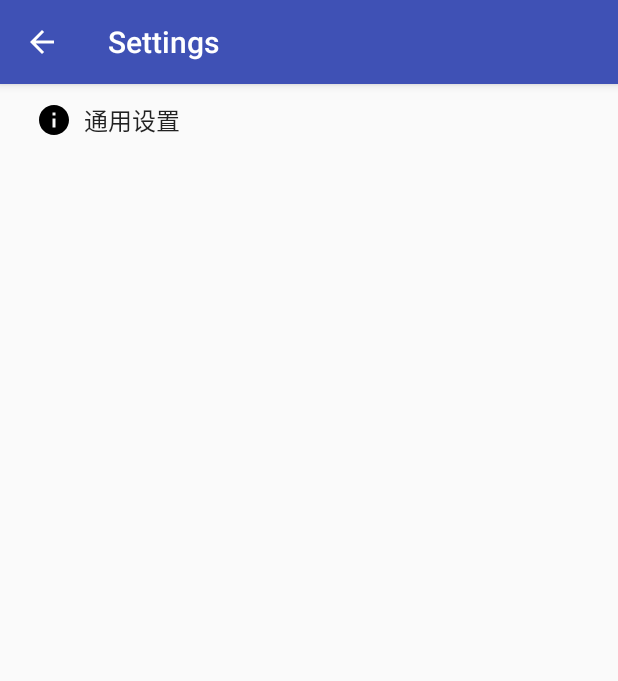
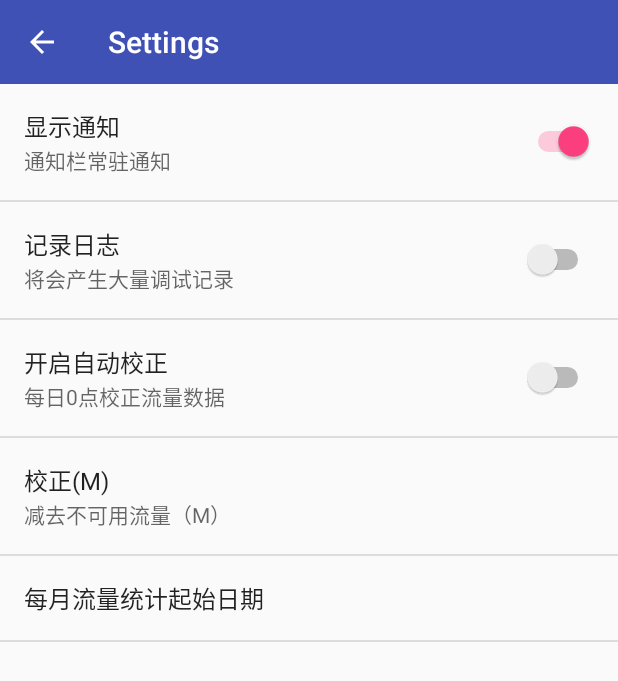
Before and after one commit to cnafan/AndroidNetworkTrafficStatistics, an Android app: the screen it shows after launch (SettingsActivity before the commit, SettingActivity after it), in the options menu, after a tap on "Settings", on a phone screen of 412 x 824 dp. Shown: the top 681 px of the screen. Run offline under Robolectric (Android 15) with nearby library versions, the phone set to English and light mode, and no system bars.

Commit message:
SettingActivity

```diff
--- a/app/src/main/java/com/example/small/flowstatistics/AlarmTimingStart.java
+++ b/app/src/main/java/com/example/small/flowstatistics/AlarmTimingStart.java
@@ -19,6 +19,7 @@ public class AlarmTimingStart extends Service {
     public IBinder onBind(Intent intent) {
         return null;
     }
+
     @Override
     public int onStartCommand(Intent intent, int flags, int startId) {
         Log.d("qiang", "AlarmTimingStart已启动");
@@ -26,7 +27,7 @@ public class AlarmTimingStart extends Service {
         AlarmManager alarmManager = (AlarmManager) getSystemService(ALARM_SERVICE);
         Intent intent1 = new Intent(this, AlarmReceiverTiming.class); //触发广播，广播回调此方法，实现循环
         PendingIntent pendingIntent = PendingIntent.getBroadcast(this, 0, intent1, PendingIntent.FLAG_UPDATE_CURRENT);
-        long triggerTime = SystemClock.elapsedRealtime() +3*60 * 1000; //每隔--秒触发一次
+        long triggerTime = SystemClock.elapsedRealtime() + 3 * 60 * 1000; //每隔--秒触发一次
         alarmManager.set(AlarmManager.ELAPSED_REALTIME_WAKEUP, triggerTime, pendingIntent);
         Log.d("qiang", "快速广播已发");
 
--- a/app/src/main/java/com/example/small/flowstatistics/BootReceiver.java
+++ b/app/src/main/java/com/example/small/flowstatistics/BootReceiver.java
@@ -34,6 +34,7 @@ public class BootReceiver extends BroadcastReceiver implements Notifications.Int
             show_notifiction(context, curdayflow);
         }
     }
+
     @Override
     public void show_notifiction(Context context, long curdayflow) {
 
--- a/app/src/main/java/com/example/small/flowstatistics/MainActivity.java
+++ b/app/src/main/java/com/example/small/flowstatistics/MainActivity.java
@@ -57,6 +57,17 @@ public class MainActivity extends AppCompatActivity implements View.OnClickListe
     private static final int RECEIVE_SMS_REQUEST_CODE = 2;
 
     @Override
+    protected void onResume() {
+        super.onResume();
+        SharedPreferences pref = getSharedPreferences("data", MODE_PRIVATE);
+        long remain_liuliang = pref.getLong("remain_liuliang", 0);
+        long all_liuliang = pref.getLong("all_liuliang", 0);
+        String textstr = "本月可用流量：" + new Formatdata().longtostring(all_liuliang) + "\n本月已用流量：" + new Formatdata().longtostring(all_liuliang - remain_liuliang) + "\n本月还剩流量：" + new Formatdata().longtostring(remain_liuliang);
+        textView = (TextView) findViewById(R.id.main);
+        textView.setText(textstr);
+    }
+
+    @Override
     protected void onCreate(Bundle savedInstanceState) {
         super.onCreate(savedInstanceState);
         setContentView(R.layout.activity_main);
@@ -98,6 +109,7 @@ public class MainActivity extends AppCompatActivity implements View.OnClickListe
         fab = (FloatingActionButton) findViewById(R.id.fab);
         fab.setOnClickListener(this);
     }
+
 
     @Override
     public void onRequestPermissionsResult(int requestCode, @NonNull String[] permissions, @NonNull int[] grantResults) {
@@ -146,13 +158,13 @@ public class MainActivity extends AppCompatActivity implements View.OnClickListe
         int id = item.getItemId();
         switch (id) {
             case R.id.action_settings:
-                Intent intent_setting = new Intent(this, SettingsActivity.class);
-                startActivity(intent_setting);
+                Intent settingintent = new Intent(MainActivity.this, SettingActivity.class);
+                startActivity(settingintent);
                 break;
             case R.id.log:
                 final AlertDialog.Builder alertDialog2 = new AlertDialog.Builder(this);
                 alertDialog2.setTitle("log");
-                String logstr=new FileManager().readLogFile(this,"log");
+                String logstr = new FileManager().readLogFile(this, "log");
                 alertDialog2.setMessage(logstr);
                 alertDialog2.setPositiveButton("OK", null);
                 alertDialog2.show();
--- /dev/null
+++ b/app/src/main/java/com/example/small/flowstatistics/SettingActivity.java
@@ -0,0 +1,117 @@
+package com.example.small.flowstatistics;
+
+import android.content.Context;
+import android.content.SharedPreferences;
+import android.os.Bundle;
+import android.preference.EditTextPreference;
+import android.preference.ListPreference;
+import android.preference.Preference;
+import android.preference.PreferenceActivity;
+import android.preference.PreferenceScreen;
+import android.preference.SwitchPreference;
+import android.support.v7.widget.Toolbar;
+import android.util.Log;
+import android.view.LayoutInflater;
+import android.view.View;
+import android.widget.LinearLayout;
+
+import java.io.FileOutputStream;
+import java.io.IOException;
+
+import static com.example.small.flowstatistics.R.xml.preferences;
+
+/**
+ * Created by small on 2016/11/16.
+ */
+
+public class SettingActivity extends PreferenceActivity implements SharedPreferences.OnSharedPreferenceChangeListener {
+
+    private EditTextPreference CheckEditTextPreference;
+    private SwitchPreference ShowNotificationSwitchPreference;
+    private SwitchPreference LogSwitchPreference;
+    private SwitchPreference AutomaticCheckSwitchPreference;
+    private ListPreference RemonthListPreference;
+
+
+    private void initPreferences() {
+        CheckEditTextPreference = (EditTextPreference) findPreference("check");
+        ShowNotificationSwitchPreference = (SwitchPreference) findPreference("ShowNotification");
+        AutomaticCheckSwitchPreference = (SwitchPreference) findPreference("AutomaticCheck");
+        LogSwitchPreference = (SwitchPreference) findPreference("log");
+        RemonthListPreference = (ListPreference) findPreference("remonth");
+    }
+
+    @Override
+    protected void onCreate(Bundle savedInstanceState) {
+        super.onCreate(savedInstanceState);
+        addPreferencesFromResource(preferences);
+
+        LinearLayout root = (LinearLayout) findViewById(android.R.id.list).getParent().getParent().getParent();
+        Toolbar bar = (Toolbar) LayoutInflater.from(this).inflate(R.layout.activity_toolbar, root, false);
+        root.addView(bar, 0); // insert at top
+        bar.setNavigationOnClickListener(new View.OnClickListener() {
+            @Override
+            public void onClick(View v) {
+                finish();
+            }
+        });
+        initPreferences();
+    }
+
+    @Override
+    protected void onResume() {
+        super.onResume();
+        SharedPreferences sharedPreferences = getPreferenceScreen().getSharedPreferences();
+        sharedPreferences.registerOnSharedPreferenceChangeListener(this);
+    }
+
+    @Override
+    protected void onPause() {
+        super.onPause();
+        // Unregister the listener whenever a key changes
+        getPreferenceScreen().getSharedPreferences().unregisterOnSharedPreferenceChangeListener(this);
+    }
+
+    @Override
+    public boolean onPreferenceTreeClick(PreferenceScreen preferenceScreen,
+                                         Preference preference) {
+        return false;
+    }
+
+    @Override
+    public void onSharedPreferenceChanged(SharedPreferences sharedPreferences, String key) {
+        if (key.equals("log")) {
+            //Toast.makeText(this, "", Toast.LENGTH_SHORT).show();
+            Log.d("qiang", "log change");
+            try {
+                writeFile(this,"log","");
+            } catch (IOException e) {
+                e.printStackTrace();
+            }
+
+        }
+        Log.d("qiang", "change");
+
+    }
+
+    //写数据
+    void writeFile(Context context, String fileName, String writestr) throws IOException {
+        try {/*
+            BufferedWriter fout = new BufferedWriter(new OutputStreamWriter(
+                    new FileOutputStream(fileName, true)));
+            /*** 追加文件：使用FileOutputStream，在构造FileOutputStream时，把第二个参数设为true
+
+            fout.write(writestr);
+            */
+
+            FileOutputStream fout = context.openFileOutput(fileName, MODE_PRIVATE);
+            byte[] bytes = writestr.getBytes();
+            fout.write(bytes);
+
+            fout.close();
+        } catch (Exception e) {
+            e.printStackTrace();
+        }
+    }
+
+}
--- /dev/null
+++ b/app/src/main/res/layout/activity_toolbar.xml
@@ -0,0 +1,13 @@
+<?xml version="1.0" encoding="utf-8"?>
+<android.support.v7.widget.Toolbar xmlns:android="http://schemas.android.com/apk/res/android"
+    xmlns:app="http://schemas.android.com/apk/res-auto"
+    android:id="@+id/toolbars"
+    android:layout_width="match_parent"
+    android:layout_height="wrap_content"
+    android:background="?attr/colorPrimary"
+    android:minHeight="?attr/actionBarSize"
+    android:theme="@style/ThemeOverlay.AppCompat.Dark.ActionBar"
+    app:navigationContentDescription="@string/abc_action_bar_up_description"
+    app:navigationIcon="?attr/homeAsUpIndicator"
+    app:theme="@style/AppTheme.AppBarOverlay"
+    app:title="@string/action_settings" />
--- a/app/src/main/res/layout/content_main.xml
+++ b/app/src/main/res/layout/content_main.xml
@@ -14,6 +14,7 @@
     tools:showIn="@layout/activity_main">
 
     <TextView
+        android:id="@+id/main"
         android:layout_width="wrap_content"
         android:layout_height="wrap_content"
         android:text="Hello World!" />
--- a/app/src/main/res/xml/pref_data_sync.xml
+++ /dev/null
@@ -1,21 +0,0 @@
-<PreferenceScreen xmlns:android="http://schemas.android.com/apk/res/android">
-
-    <!-- NOTE: Hide buttons to simplify the UI. Users can touch outside the dialog to
-         dismiss it. -->
-    <!-- NOTE: ListPreference's summary should be set to its value by the activity code. -->
-    <ListPreference
-        android:defaultValue="180"
-        android:entries="@array/pref_sync_frequency_titles"
-        android:entryValues="@array/pref_sync_frequency_values"
-        android:key="sync_frequency"
-        android:negativeButtonText="@null"
-        android:positiveButtonText="@null"
-        android:title="@string/pref_title_sync_frequency" />
-
-    <!-- This preference simply launches an intent when selected. Use this UI sparingly, per
-         design guidelines. -->
-    <Preference android:title="@string/pref_title_system_sync_settings">
-        <intent android:action="android.settings.SYNC_SETTINGS" />
-    </Preference>
-
-</PreferenceScreen>
--- a/app/src/main/res/xml/pref_headers.xml
+++ /dev/null
@@ -1,20 +0,0 @@
-<preference-headers xmlns:android="http://schemas.android.com/apk/res/android">
-
-    <!-- These settings headers are only used on tablets. -->
-
-    <header
-        android:fragment="com.example.small.flowstatistics.SettingsActivity$GeneralPreferenceFragment"
-        android:icon="@drawable/ic_info_black_24dp"
-        android:title="@string/pref_header_general" />
-<!--
-    <header
-        android:fragment="com.example.small.flowstatistics.SettingsActivity$NotificationPreferenceFragment"
-        android:icon="@drawable/ic_notifications_black_24dp"
-        android:title="@string/pref_header_notifications" />
-
-    <header
-        android:fragment="com.example.small.flowstatistics.SettingsActivity$DataSyncPreferenceFragment"
-        android:icon="@drawable/ic_sync_black_24dp"
-        android:title="@string/pref_header_data_sync" />
--->
-</preference-headers>
--- a/app/src/main/res/xml/pref_notification.xml
+++ /dev/null
@@ -1,27 +0,0 @@
-<PreferenceScreen xmlns:android="http://schemas.android.com/apk/res/android">
-
-    <!-- A 'parent' preference, which enables/disables child preferences (below)
-         when checked/unchecked. -->
-    <SwitchPreference
-        android:defaultValue="true"
-        android:key="notifications_new_message"
-        android:title="@string/pref_title_new_message_notifications" />
-
-    <!-- Allows the user to choose a ringtone in the 'notification' category. -->
-    <!-- NOTE: This preference will be enabled only when the checkbox above is checked. -->
-    <!-- NOTE: RingtonePreference's summary should be set to its value by the activity code. -->
-    <RingtonePreference
-        android:defaultValue="content://settings/system/notification_sound"
-        android:dependency="notifications_new_message"
-        android:key="notifications_new_message_ringtone"
-        android:ringtoneType="notification"
-        android:title="@string/pref_title_ringtone" />
-
-    <!-- NOTE: This preference will be enabled only when the checkbox above is checked. -->
-    <SwitchPreference
-        android:defaultValue="true"
-        android:dependency="notifications_new_message"
-        android:key="notifications_new_message_vibrate"
-        android:title="@string/pref_title_vibrate" />
-
-</PreferenceScreen>
```
Also changed, not shown: app/src/main/AndroidManifest.xml (+1 -6 lines), app/src/main/java/com/example/small/flowstatistics/AlarmReceiverTiming.java (+13 -9 lines), app/src/main/java/com/example/small/flowstatistics/LogManager.java (added, +28 -0 lines), app/src/main/java/com/example/small/flowstatistics/SettingsActivity.java (deleted, +0 -312 lines), app/src/main/res/xml/preferences.xml (renamed from app/src/main/res/xml/pref_general.xml, +7 -2 lines), 1 other file.
